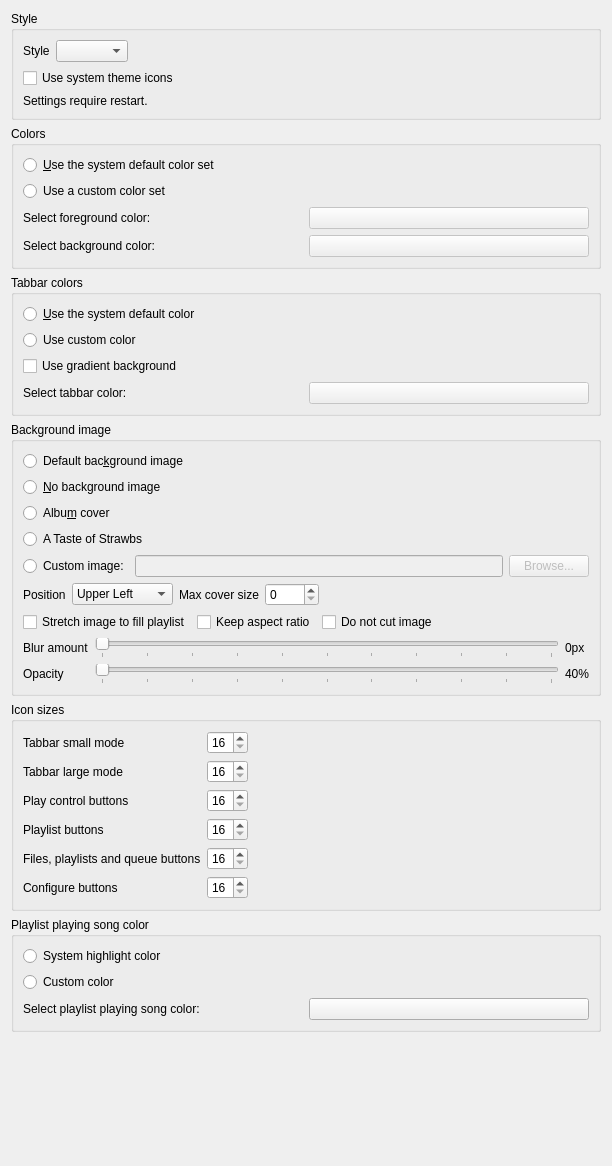
Qt form src/settings/appearancesettingspage.ui (strawberrymusicplayer/strawberry) before a commit.
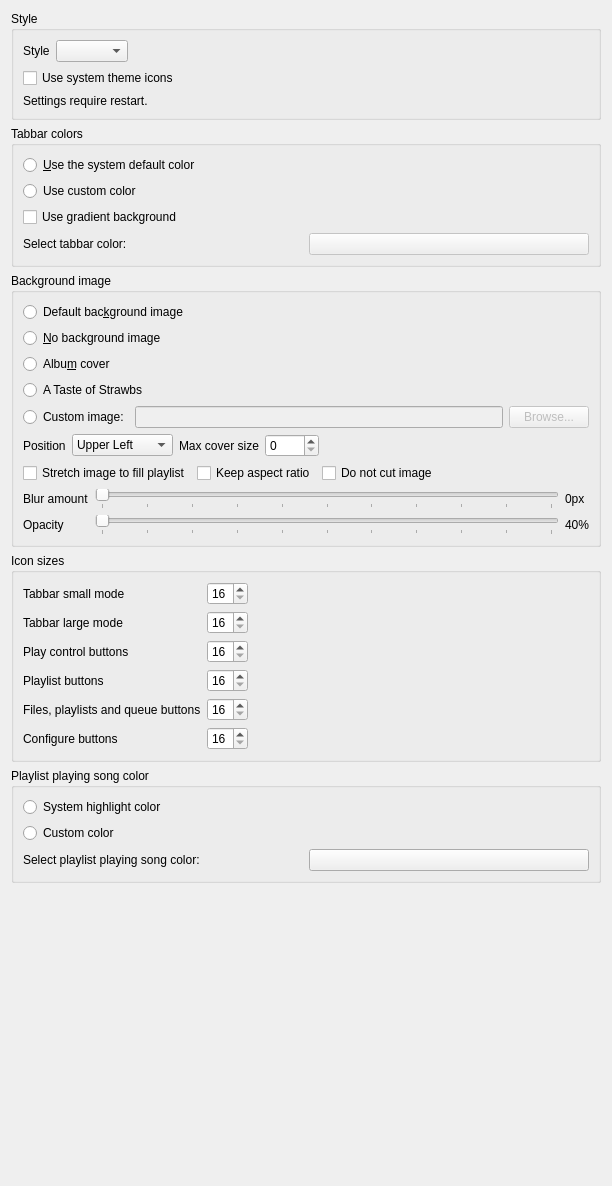
The same form after that commit.

Commit message:
Remove settings for changing palette colors
Fixes #1087

```diff
--- a/src/settings/appearancesettingspage.ui
+++ b/src/settings/appearancesettingspage.ui
@@ -7,7 +7,7 @@
     <x>0</x>
     <y>0</y>
     <width>612</width>
-    <height>1166</height>
+    <height>1186</height>
    </rect>
   </property>
   <property name="windowTitle">
@@ -64,77 +64,6 @@
      </layout>
     </widget>
    </item>
-   <item>
-    <widget class="QGroupBox" name="groupbox_colors">
-     <property name="title">
-      <string>Colors</string>
-     </property>
-     <layout class="QVBoxLayout" name="layout_colors">
-      <item>
-       <widget class="QRadioButton" name="use_system_color_set">
-        <property name="text">
-         <string>&amp;Use the system default color set</string>
-        </property>
-       </widget>
-      </item>
-      <item>
-       <widget class="QRadioButton" name="use_a_custom_color_set">
-        <property name="text">
-         <string>Use a custom color set</string>
-        </property>
-       </widget>
-      </item>
-      <item>
-       <layout class="QHBoxLayout" name="layout_foreground_color">
-        <item>
-         <widget class="QLabel" name="select_foreground_color_label">
-          <property name="enabled">
-           <bool>true</bool>
-          </property>
-          <property name="text">
-           <string>Select foreground color:</string>
-          </property>
-         </widget>
-        </item>
-        <item>
-         <widget class="QPushButton" name="select_foreground_color">
-          <property name="enabled">
-           <bool>false</bool>
-          </property>
-          <property name="text">
-           <string/>
-          </property>
-         </widget>
-        </item>
-       </layout>
-      </item>
-      <item>
-       <layout class="QHBoxLayout" name="layout_background_color">
-        <item>
-         <widget class="QLabel" name="select_background_color_label">
-          <property name="enabled">
-           <bool>true</bool>
-          </property>
-          <property name="text">
-           <string>Select background color:</string>
-          </property>
-         </widget>
-        </item>
-        <item>
-         <widget class="QPushButton" name="select_background_color">
-          <property name="enabled">
-           <bool>false</bool>
-          </property>
-          <property name="text">
-           <string/>
-          </property>
-         </widget>
-        </item>
-       </layout>
-      </item>
-     </layout>
-    </widget>
-   </item>
    <item>
     <widget class="QGroupBox" name="groupbox_tabbar_colors">
      <property name="title">
```
Left out of the diff: 39 changed lines with no effect on the pictures. The commit also changes 11 other files.
